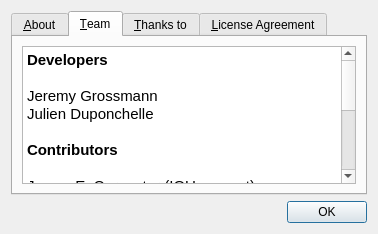
This is gns3/ui/about_dialog.ui in GNS3/gns3-gui as Qt 5 draws it before an edit. The edited form follows.
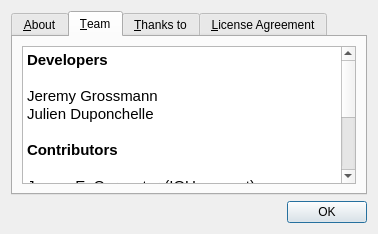
This is the edited form. The open tabs and pages were chosen to show the change. Icons and pictures are not drawn.

Commit message: Adds contributor names to the about dialog.

What changed in the file:
```diff
--- a/gns3/ui/about_dialog.ui
+++ b/gns3/ui/about_dialog.ui
@@ -87,23 +87,21 @@
           <string>&lt;!DOCTYPE HTML PUBLIC &quot;-//W3C//DTD HTML 4.0//EN&quot; &quot;http://www.w3.org/TR/REC-html40/strict.dtd&quot;&gt;
 &lt;html&gt;&lt;head&gt;&lt;meta name=&quot;qrichtext&quot; content=&quot;1&quot; /&gt;&lt;style type=&quot;text/css&quot;&gt;
 p, li { white-space: pre-wrap; }
-&lt;/style&gt;&lt;/head&gt;&lt;body style=&quot; font-family:'Sans'; font-size:9pt; font-weight:400; font-style:normal;&quot;&gt;
-&lt;p style=&quot; margin-top:0px; margin-bottom:0px; margin-left:0px; margin-right:0px; -qt-block-indent:0; text-indent:0px;&quot;&gt;&lt;span style=&quot; font-family:'Ubuntu'; font-size:11pt; font-weight:600;&quot;&gt;Developers&lt;/span&gt;&lt;/p&gt;
-&lt;p style=&quot;-qt-paragraph-type:empty; margin-top:0px; margin-bottom:0px; margin-left:0px; margin-right:0px; -qt-block-indent:0; text-indent:0px; font-family:'Ubuntu'; font-size:11pt;&quot;&gt;&lt;br /&gt;&lt;/p&gt;
-&lt;p style=&quot; margin-top:0px; margin-bottom:0px; margin-left:0px; margin-right:0px; -qt-block-indent:0; text-indent:0px;&quot;&gt;&lt;span style=&quot; font-family:'Ubuntu'; font-size:11pt;&quot;&gt;Jeremy Grossmann&lt;/span&gt;&lt;/p&gt;
-&lt;p style=&quot; margin-top:0px; margin-bottom:0px; margin-left:0px; margin-right:0px; -qt-block-indent:0; text-indent:0px;&quot;&gt;&lt;span style=&quot; font-family:'Ubuntu'; font-size:11pt;&quot;&gt;Julien Duponchelle&lt;/span&gt;&lt;/p&gt;
-&lt;p style=&quot;-qt-paragraph-type:empty; margin-top:0px; margin-bottom:0px; margin-left:0px; margin-right:0px; -qt-block-indent:0; text-indent:0px; font-family:'Ubuntu'; font-size:11pt;&quot;&gt;&lt;br /&gt;&lt;/p&gt;
-&lt;p style=&quot; margin-top:0px; margin-bottom:0px; margin-left:0px; margin-right:0px; -qt-block-indent:0; text-indent:0px;&quot;&gt;&lt;span style=&quot; font-family:'Ubuntu'; font-size:11pt; font-weight:600;&quot;&gt;Contributors&lt;/span&gt;&lt;/p&gt;
-&lt;p style=&quot;-qt-paragraph-type:empty; margin-top:0px; margin-bottom:0px; margin-left:0px; margin-right:0px; -qt-block-indent:0; text-indent:0px; font-family:'Ubuntu'; font-size:11pt; font-weight:600;&quot;&gt;&lt;br /&gt;&lt;/p&gt;
-&lt;p style=&quot; margin-top:0px; margin-bottom:0px; margin-left:0px; margin-right:0px; -qt-block-indent:0; text-indent:0px;&quot;&gt;&lt;span style=&quot; font-family:'Ubuntu'; font-size:11pt;&quot;&gt;James E. Carpenter (IOU support)&lt;/span&gt;&lt;/p&gt;
-&lt;p style=&quot; margin-top:0px; margin-bottom:0px; margin-left:0px; margin-right:0px; -qt-block-indent:0; text-indent:0px;&quot;&gt;&lt;span style=&quot; font-family:'Ubuntu'; font-size:11pt;&quot;&gt;Daniel Lintott (NET file import)&lt;/span&gt;&lt;/p&gt;
-&lt;p style=&quot; margin-top:0px; margin-bottom:0px; margin-left:0px; margin-right:0px; -qt-block-indent:0; text-indent:0px;&quot;&gt;&lt;span style=&quot; font-family:'Ubuntu'; font-size:11pt;&quot;&gt;Marc Weisel (Mac OS X packaging)&lt;/span&gt;&lt;/p&gt;
-&lt;p style=&quot; margin-top:0px; margin-bottom:0px; margin-left:0px; margin-right:0px; -qt-block-indent:0; text-indent:0px;&quot;&gt;&lt;span style=&quot; font-family:'Ubuntu'; font-size:11pt;&quot;&gt;Alexey Eromenko (VirtualBox support)&lt;/span&gt;&lt;/p&gt;
-&lt;p style=&quot;-qt-paragraph-type:empty; margin-top:0px; margin-bottom:0px; margin-left:0px; margin-right:0px; -qt-block-indent:0; text-indent:0px; font-family:'Ubuntu'; font-size:11pt;&quot;&gt;&lt;br /&gt;&lt;/p&gt;
-&lt;p style=&quot; margin-top:0px; margin-bottom:0px; margin-left:0px; margin-right:0px; -qt-block-indent:0; text-indent:0px;&quot;&gt;&lt;span style=&quot; font-family:'Ubuntu'; font-size:11pt; font-weight:600;&quot;&gt;Contractors&lt;/span&gt;&lt;/p&gt;
-&lt;p style=&quot;-qt-paragraph-type:empty; margin-top:0px; margin-bottom:0px; margin-left:0px; margin-right:0px; -qt-block-indent:0; text-indent:0px; font-family:'Ubuntu'; font-size:11pt;&quot;&gt;&lt;br /&gt;&lt;/p&gt;
-&lt;p style=&quot; margin-top:0px; margin-bottom:0px; margin-left:0px; margin-right:0px; -qt-block-indent:0; text-indent:0px;&quot;&gt;&lt;a href=&quot;https://github.com/planctechnologies&quot;&gt;&lt;span style=&quot; font-family:'Ubuntu'; font-size:11pt; text-decoration: underline; color:#0000ff;&quot;&gt;Plan C Technologies&lt;/span&gt;&lt;/a&gt;&lt;/p&gt;
-&lt;p style=&quot;-qt-paragraph-type:empty; margin-top:0px; margin-bottom:0px; margin-left:0px; margin-right:0px; -qt-block-indent:0; text-indent:0px; font-family:'Ubuntu'; font-size:11pt; text-decoration: underline; color:#0000ff;&quot;&gt;&lt;br /&gt;&lt;/p&gt;&lt;/body&gt;&lt;/html&gt;</string>
+&lt;/style&gt;&lt;/head&gt;&lt;body style=&quot; font-family:'Ubuntu'; font-size:11pt; font-weight:400; font-style:normal;&quot;&gt;
+&lt;p style=&quot; margin-top:0px; margin-bottom:0px; margin-left:0px; margin-right:0px; -qt-block-indent:0; text-indent:0px;&quot;&gt;&lt;span style=&quot; font-weight:600;&quot;&gt;Developers&lt;/span&gt;&lt;/p&gt;
+&lt;p style=&quot;-qt-paragraph-type:empty; margin-top:0px; margin-bottom:0px; margin-left:0px; margin-right:0px; -qt-block-indent:0; text-indent:0px;&quot;&gt;&lt;br /&gt;&lt;/p&gt;
+&lt;p style=&quot; margin-top:0px; margin-bottom:0px; margin-left:0px; margin-right:0px; -qt-block-indent:0; text-indent:0px;&quot;&gt;Jeremy Grossmann&lt;/p&gt;
+&lt;p style=&quot; margin-top:0px; margin-bottom:0px; margin-left:0px; margin-right:0px; -qt-block-indent:0; text-indent:0px;&quot;&gt;Julien Duponchelle&lt;/p&gt;
+&lt;p style=&quot;-qt-paragraph-type:empty; margin-top:0px; margin-bottom:0px; margin-left:0px; margin-right:0px; -qt-block-indent:0; text-indent:0px;&quot;&gt;&lt;br /&gt;&lt;/p&gt;
+&lt;p style=&quot; margin-top:0px; margin-bottom:0px; margin-left:0px; margin-right:0px; -qt-block-indent:0; text-indent:0px;&quot;&gt;&lt;span style=&quot; font-weight:600;&quot;&gt;Contributors&lt;/span&gt;&lt;/p&gt;
+&lt;p style=&quot;-qt-paragraph-type:empty; margin-top:0px; margin-bottom:0px; margin-left:0px; margin-right:0px; -qt-block-indent:0; text-indent:0px; font-weight:600;&quot;&gt;&lt;br /&gt;&lt;/p&gt;
+&lt;p style=&quot; margin-top:0px; margin-bottom:0px; margin-left:0px; margin-right:0px; -qt-block-indent:0; text-indent:0px;&quot;&gt;James E. Carpenter (IOU support)&lt;/p&gt;
+&lt;p style=&quot; margin-top:0px; margin-bottom:0px; margin-left:0px; margin-right:0px; -qt-block-indent:0; text-indent:0px;&quot;&gt;Daniel Lintott (NET file import)&lt;/p&gt;
+&lt;p style=&quot; margin-top:0px; margin-bottom:0px; margin-left:0px; margin-right:0px; -qt-block-indent:0; text-indent:0px;&quot;&gt;Marc Weisel (Mac OS X packaging)&lt;/p&gt;
+&lt;p style=&quot; margin-top:0px; margin-bottom:0px; margin-left:0px; margin-right:0px; -qt-block-indent:0; text-indent:0px;&quot;&gt;Alexey Eromenko (VirtualBox support)&lt;/p&gt;
+&lt;p style=&quot; margin-top:0px; margin-bottom:0px; margin-left:0px; margin-right:0px; -qt-block-indent:0; text-indent:0px;&quot;&gt;Vasil Rangelov (Qemu &amp;amp; GUI improvements)&lt;/p&gt;
+&lt;p style=&quot; margin-top:0px; margin-bottom:0px; margin-left:0px; margin-right:0px; -qt-block-indent:0; text-indent:0px;&quot;&gt;Bernhard Ehlers (IOU NVRAM import/export)&lt;/p&gt;
+&lt;p style=&quot;-qt-paragraph-type:empty; margin-top:0px; margin-bottom:0px; margin-left:0px; margin-right:0px; -qt-block-indent:0; text-indent:0px;&quot;&gt;&lt;br /&gt;&lt;/p&gt;&lt;/body&gt;&lt;/html&gt;</string>
          </property>
          <property name="textInteractionFlags">
           <set>Qt::TextBrowserInteraction</set>
```
The commit also changes 1 other file.
